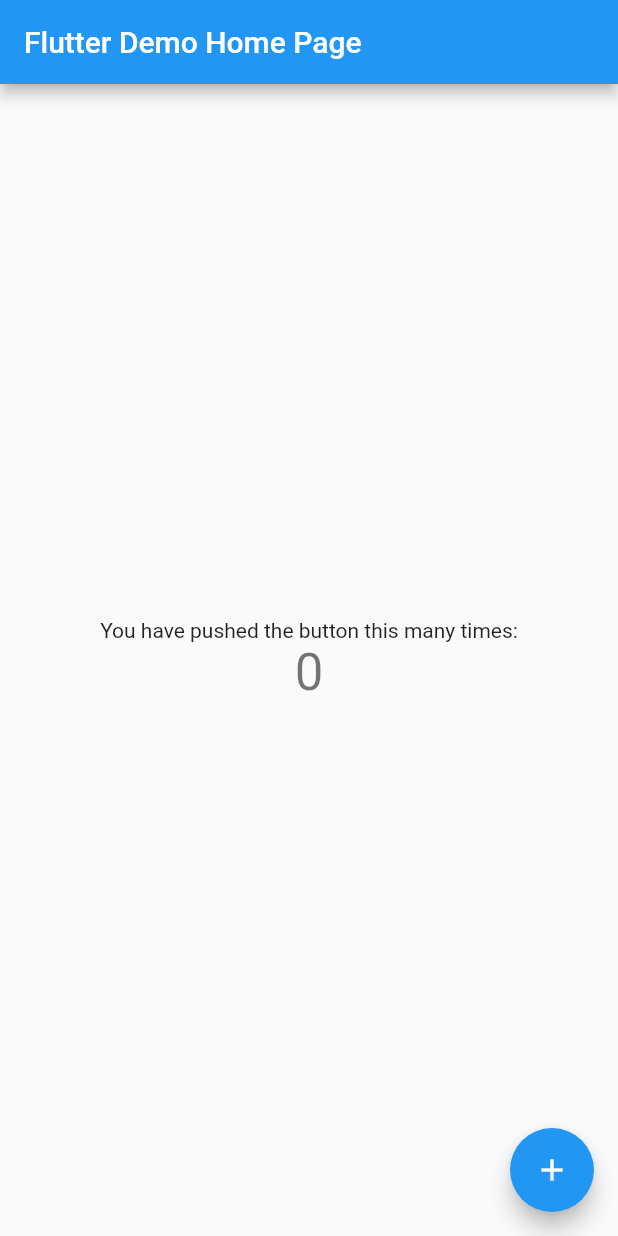
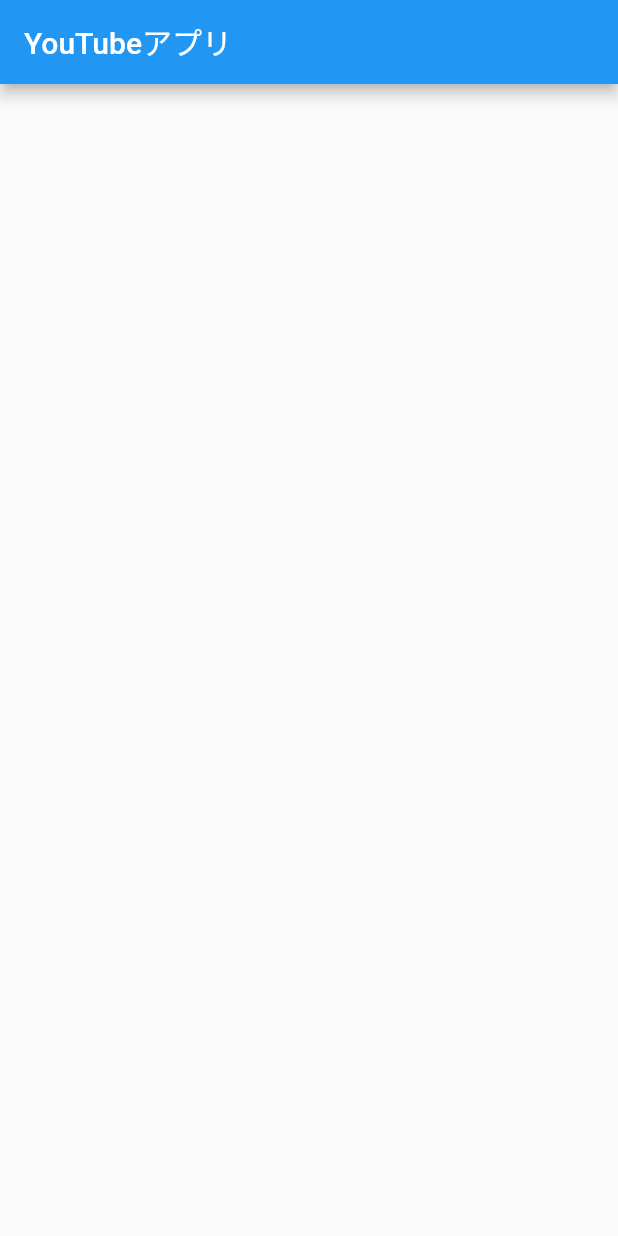
Before and after one commit to yuula/suikataro, a Flutter app: the screen it shows after launch, on a phone screen of 412 x 824 dp. Run offline on Flutter 3.47's test engine with Material 2 defaults, Android fonts, the phone set to English and light mode, and no system bars.

Commit message:
3 commit

```diff
--- a/lib/main.dart
+++ b/lib/main.dart
@@ -3,109 +3,24 @@ import 'package:flutter/material.dart';
 void main() => runApp(MyApp());
 
 class MyApp extends StatelessWidget {
-  // This widget is the root of your application.
   @override
   Widget build(BuildContext context) {
     return MaterialApp(
-      title: 'Flutter Demo',
-      theme: ThemeData(
-        // This is the theme of your application.
-        //
-        // Try running your application with "flutter run". You'll see the
-        // application has a blue toolbar. Then, without quitting the app, try
-        // changing the primarySwatch below to Colors.green and then invoke
-        // "hot reload" (press "r" in the console where you ran "flutter run",
-        // or simply save your changes to "hot reload" in a Flutter IDE).
-        // Notice that the counter didn't reset back to zero; the application
-        // is not restarted.
-        primarySwatch: Colors.blue,
-      ),
-      home: MyHomePage(title: 'Flutter Demo Home Page'),
+      home: MyHomePage(),
     );
   }
 }
 
-class MyHomePage extends StatefulWidget {
-  MyHomePage({Key key, this.title}) : super(key: key);
-
-  // This widget is the home page of your application. It is stateful, meaning
-  // that it has a State object (defined below) that contains fields that affect
-  // how it looks.
-
-  // This class is the configuration for the state. It holds the values (in this
-  // case the title) provided by the parent (in this case the App widget) and
-  // used by the build method of the State. Fields in a Widget subclass are
-  // always marked "final".
-
-  final String title;
-
-  @override
-  _MyHomePageState createState() => _MyHomePageState();
-}
-
-class _MyHomePageState extends State<MyHomePage> {
-  int _counter = 0;
-
-  void _incrementCounter() {
-    setState(() {
-      // This call to setState tells the Flutter framework that something has
-      // changed in this State, which causes it to rerun the build method below
-      // so that the display can reflect the updated values. If we changed
-      // _counter without calling setState(), then the build method would not be
-      // called again, and so nothing would appear to happen.
-      _counter++;
-    });
-  }
-
+class MyHomePage extends StatelessWidget {
   @override
   Widget build(BuildContext context) {
-    // This method is rerun every time setState is called, for instance as done
-    // by the _incrementCounter method above.
-    //
-    // The Flutter framework has been optimized to make rerunning build methods
-    // fast, so that you can just rebuild anything that needs updating rather
-    // than having to individually change instances of widgets.
     return Scaffold(
       appBar: AppBar(
-        // Here we take the value from the MyHomePage object that was created by
-        // the App.build method, and use it to set our appbar title.
-        title: Text(widget.title),
+        title: Text('YouTubeアプリ'),
       ),
       body: Center(
-        // Center is a layout widget. It takes a single child and positions it
-        // in the middle of the parent.
-        child: Column(
-          // Column is also a layout widget. It takes a list of children and
-          // arranges them vertically. By default, it sizes itself to fit its
-          // children horizontally, and tries to be as tall as its parent.
-          //
-          // Invoke "debug painting" (press "p" in the console, choose the
-          // "Toggle Debug Paint" action from the Flutter Inspector in Android
-          // Studio, or the "Toggle Debug Paint" command in Visual Studio Code)
-          // to see the wireframe for each widget.
-          //
-          // Column has various properties to control how it sizes itself and
-          // how it positions its children. Here we use mainAxisAlignment to
-          // center the children vertically; the main axis here is the vertical
-          // axis because Columns are vertical (the cross axis would be
-          // horizontal).
-          mainAxisAlignment: MainAxisAlignment.center,
-          children: <Widget>[
-            Text(
-              'You have pushed the button this many times:',
-            ),
-            Text(
-              '$_counter',
-              style: Theme.of(context).textTheme.display1,
-            ),
-          ],
-        ),
+        child: Container(),
       ),
-      floatingActionButton: FloatingActionButton(
-        onPressed: _incrementCounter,
-        tooltip: 'Increment',
-        child: Icon(Icons.add),
-      ), // This trailing comma makes auto-formatting nicer for build methods.
     );
   }
 }
```
